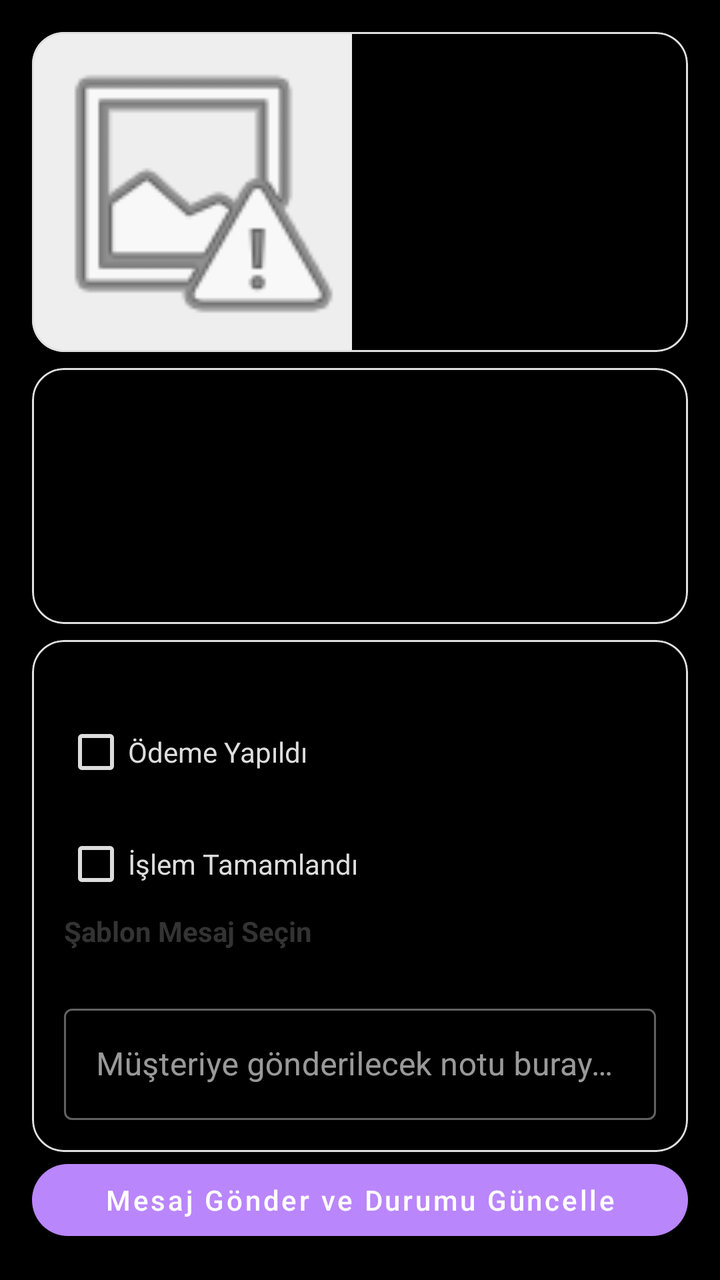
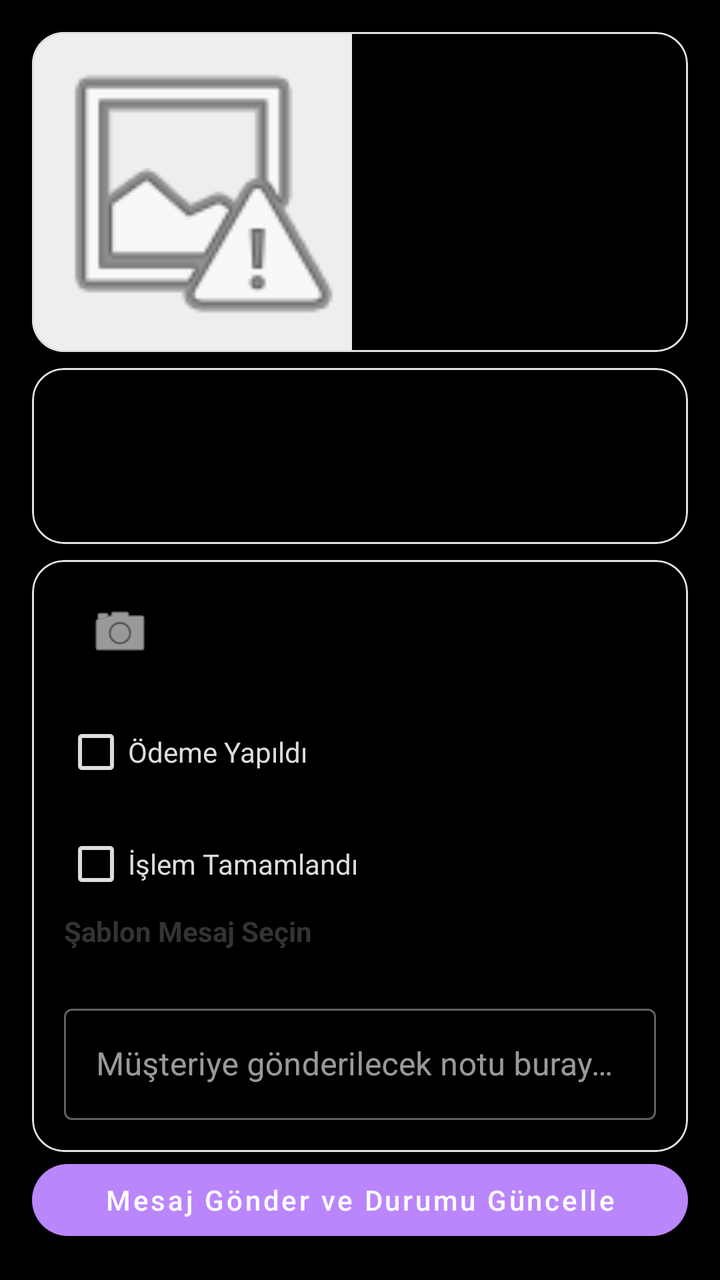

An Android layout rendered at two revisions. The XML below is the earlier revision; the diff shows what the commit changed to produce the second picture.
<!-- AndroidManifest.xml: application theme Theme.MaterialComponents.NoActionBar -->
<!-- res/layout/activity_order_status_update.xml -->
<?xml version="1.0" encoding="utf-8"?>
<androidx.constraintlayout.widget.ConstraintLayout
    xmlns:android="http://schemas.android.com/apk/res/android"
    xmlns:app="http://schemas.android.com/apk/res-auto"
    xmlns:tools="http://schemas.android.com/tools"
    android:id="@+id/layoutOrderStatusUpdate"
    android:layout_width="match_parent"
    android:layout_height="match_parent"
    android:background="#000000"
    android:padding="16dp"
    tools:context=".ui.order.OrderStatusUpdateActivity">

    
    <com.google.android.material.card.MaterialCardView
        android:id="@+id/cardHeader"
        android:layout_width="0dp"
        android:layout_height="wrap_content"
        app:cardCornerRadius="16dp"
        app:cardElevation="2dp"
        app:cardBackgroundColor="#000000"
        app:strokeWidth="1dp"
        app:strokeColor="#E0E0E0"
        app:layout_constraintTop_toTopOf="parent"
        app:layout_constraintStart_toStartOf="parent"
        app:layout_constraintEnd_toEndOf="parent">

        <LinearLayout
            android:layout_width="match_parent"
            android:layout_height="wrap_content"
            android:orientation="horizontal">

            <RelativeLayout
                android:layout_width="160dp"
                android:layout_height="160dp">

                <ProgressBar
                    android:id="@+id/imgLoading"
                    style="?android:attr/progressBarStyleSmall"
                    android:layout_width="32dp"
                    android:layout_height="32dp"
                    android:layout_centerInParent="true"
                    android:visibility="gone" />

                <ImageView
                    android:id="@+id/imgProductThumbnail"
                    android:layout_width="match_parent"
                    android:layout_height="match_parent"
                    android:scaleType="centerCrop"
                    android:background="#EEEEEE"
                    android:contentDescription="@string/order_status_matched_product_placeholder"
                    android:src="@android:drawable/ic_menu_report_image" />
            </RelativeLayout>

            <LinearLayout
                android:layout_width="match_parent"
                android:layout_height="match_parent"
                android:orientation="vertical"
                android:padding="16dp">

                <TextView
                    android:id="@+id/txtCustomerName"
                    android:layout_width="wrap_content"
                    android:layout_height="wrap_content"
                    android:layout_marginTop="4dp"
                    android:textSize="13sp"
                    android:textColor="#DDDDDD" />

                <TextView
                    android:id="@+id/txtMatchedProduct"
                    android:layout_width="wrap_content"
                    android:layout_height="wrap_content"
                    android:layout_marginTop="4dp"
                    android:textSize="13sp"
                    android:textStyle="italic"
                    android:textColor="#DDDDDD" />
            </LinearLayout>

        </LinearLayout>
    </com.google.android.material.card.MaterialCardView>

    
    <com.google.android.material.card.MaterialCardView
        android:id="@+id/cardHistory"
        android:layout_width="0dp"
        android:layout_height="0dp"
        android:layout_marginTop="8dp"
        app:cardCornerRadius="16dp"
        app:cardElevation="1dp"
        app:cardBackgroundColor="#000000"
        app:strokeWidth="1dp"
        app:strokeColor="#E0E0E0"
        app:layout_constraintTop_toBottomOf="@id/cardHeader"
        app:layout_constraintStart_toStartOf="parent"
        app:layout_constraintEnd_toEndOf="parent"
        app:layout_constraintBottom_toTopOf="@id/cardTemplates">

        <androidx.recyclerview.widget.RecyclerView
            android:id="@+id/recyclerStatusHistory"
            android:layout_width="match_parent"
            android:layout_height="match_parent"
            android:padding="8dp"
            tools:listitem="@layout/item_product_status" />
    </com.google.android.material.card.MaterialCardView>

    
    <com.google.android.material.card.MaterialCardView
        android:id="@+id/cardTemplates"
        android:layout_width="0dp"
        android:layout_height="wrap_content"
        android:layout_marginTop="8dp"
        app:cardCornerRadius="16dp"
        app:cardElevation="2dp"
        app:cardBackgroundColor="#000000"
        app:strokeWidth="1dp"
        app:strokeColor="#E0E0E0"
        app:layout_constraintTop_toBottomOf="@id/cardHistory"
        app:layout_constraintStart_toStartOf="parent"
        app:layout_constraintEnd_toEndOf="parent"
        app:layout_constraintBottom_toTopOf="@id/btnUpdate">

        <LinearLayout
            android:layout_width="match_parent"
            android:layout_height="wrap_content"
            android:orientation="vertical"
            android:padding="16dp">

            <com.google.android.material.checkbox.MaterialCheckBox
                android:id="@+id/chkPaymentDone"
                android:layout_width="wrap_content"
                android:layout_height="wrap_content"
                android:layout_marginTop="16dp"
                android:text="Ödeme Yapıldı"
                android:textColor="#DDDDDD"
                app:buttonTint="#DDDDDD" />
            
            <com.google.android.material.checkbox.MaterialCheckBox
                android:id="@+id/chkOperationDone"
                android:layout_width="wrap_content"
                android:layout_height="wrap_content"
                android:layout_marginTop="8dp"
                android:text="İşlem Tamamlandı"
                android:textColor="#DDDDDD"
                app:buttonTint="#DDDDDD" />


            <TextView
                android:id="@+id/txtTemplateTitle"
                android:layout_width="wrap_content"
                android:layout_height="wrap_content"
                android:text="@string/message_template_title"
                android:textSize="14sp"
                android:textStyle="bold"
                android:textColor="#333333" />

            
            <com.google.android.material.chip.ChipGroup
                android:id="@+id/radioGroupTemplates"
                android:layout_width="match_parent"
                android:layout_height="wrap_content"
                android:layout_marginTop="8dp"
                android:layout_marginBottom="8dp"
                app:singleSelection="true"
                app:selectionRequired="false"
                app:singleLine="false"
                app:chipSpacing="8dp" />

            <com.google.android.material.textfield.TextInputLayout
                android:layout_width="match_parent"
                android:layout_height="wrap_content"
                android:layout_marginTop="8dp"
                android:hint="@string/message_template_hint_free_text"
                style="@style/Widget.MaterialComponents.TextInputLayout.OutlinedBox">

                <com.google.android.material.textfield.TextInputEditText
                    android:id="@+id/edtFreeText"
                    android:layout_width="match_parent"
                    android:layout_height="wrap_content"
                    android:inputType="textCapSentences"
                    android:minLines="2"
                    android:maxLines="4" />
            </com.google.android.material.textfield.TextInputLayout>

        </LinearLayout>
    </com.google.android.material.card.MaterialCardView>

    
    <com.google.android.material.button.MaterialButton
        android:id="@+id/btnUpdate"
        style="@style/Widget.MaterialComponents.Button"
        android:layout_width="0dp"
        android:layout_height="wrap_content"
        android:text="@string/message_template_button_update_order"
        android:textAllCaps="false"
        app:cornerRadius="24dp"
        android:textColor="@android:color/white"
        app:layout_constraintBottom_toBottomOf="parent"
        app:layout_constraintStart_toStartOf="parent"
        app:layout_constraintEnd_toEndOf="parent" />

</androidx.constraintlayout.widget.ConstraintLayout>
<!-- res/layout/item_product_status.xml (included above) -->
<?xml version="1.0" encoding="utf-8"?>
<androidx.constraintlayout.widget.ConstraintLayout
    xmlns:android="http://schemas.android.com/apk/res/android"
    xmlns:app="http://schemas.android.com/apk/res-auto"
    android:layout_width="match_parent"
    android:layout_height="wrap_content"
    android:padding="8dp">

    <TextView
        android:id="@+id/txtStatus"
        android:layout_width="0dp"
        android:layout_height="wrap_content"
        android:text="Durum"
        android:textStyle="bold"
        app:layout_constraintTop_toTopOf="parent"
        app:layout_constraintStart_toStartOf="parent"
        app:layout_constraintEnd_toEndOf="parent" />

    <TextView
        android:id="@+id/txtDate"
        android:layout_width="0dp"
        android:layout_height="wrap_content"
        android:text="2025-10-01T09:10:00Z"
        android:textSize="12sp"
        android:textColor="@android:color/darker_gray"
        app:layout_constraintTop_toBottomOf="@id/txtStatus"
        app:layout_constraintStart_toStartOf="parent"
        app:layout_constraintEnd_toEndOf="parent"
        app:layout_constraintBottom_toBottomOf="parent" />

</androidx.constraintlayout.widget.ConstraintLayout>
<!-- resources referenced by this layout -->
<resources>
  <string name="message_template_button_update_order">Mesaj Gönder ve Durumu Güncelle</string>
  <string name="message_template_hint_free_text">Müşteriye gönderilecek notu buraya yazın (opsiyonel)</string>
  <string name="message_template_title">Şablon Mesaj Seçin</string>
  <string name="order_status_matched_product_placeholder">Eşleşen Ürün: -</string>
</resources>

<!-- the commit's change to res/layout/activity_order_status_update.xml (unified diff, before → after) -->
@@ -124,6 +124,26 @@
             android:orientation="vertical"
             android:padding="16dp">
 
+            <ImageButton
+                android:id="@+id/btnCameraStatus"
+                android:layout_width="40dp"
+                android:layout_height="40dp"
+                android:layout_marginStart="8dp"
+                android:background="@color/black"
+                android:contentDescription="Kamera"
+                android:padding="8dp"
+                android:src="@android:drawable/ic_menu_camera"
+                app:tint="#FFFFFF" />
+
+            <ImageView
+                android:id="@+id/imgOrderPhotoStatus"
+                android:layout_width="96dp"
+                android:layout_height="96dp"
+                android:scaleType="centerCrop"
+                android:layout_marginTop="12dp"
+                android:contentDescription="Kamera Resmi"
+                android:visibility="gone" />
+
             <com.google.android.material.checkbox.MaterialCheckBox
                 android:id="@+id/chkPaymentDone"
                 android:layout_width="wrap_content"
@@ -141,7 +161,6 @@
                 android:text="İşlem Tamamlandı"
                 android:textColor="#DDDDDD"
                 app:buttonTint="#DDDDDD" />
-
 
             <TextView
                 android:id="@+id/txtTemplateTitle"
<!-- resource entries referenced after the edit -->
@@ -1,5 +1,6 @@
 <!-- resources referenced by this layout -->
 <resources>
+  <color name="black">#FF000000</color>
   <string name="message_template_button_update_order">Mesaj Gönder ve Durumu Güncelle</string>
   <string name="message_template_hint_free_text">Müşteriye gönderilecek notu buraya yazın (opsiyonel)</string>
   <string name="message_template_title">Şablon Mesaj Seçin</string>
